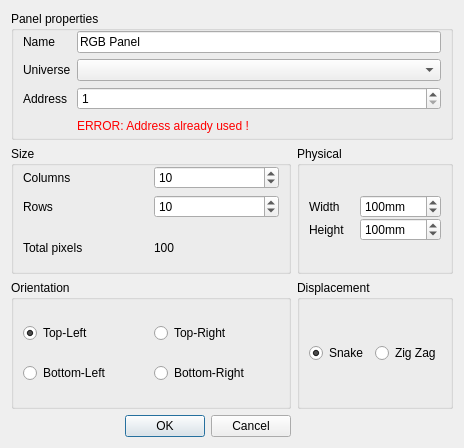
First picture: the form in ui/src/addrgbpanel.ui, repository mcallegari/qlcplus, before the edit.
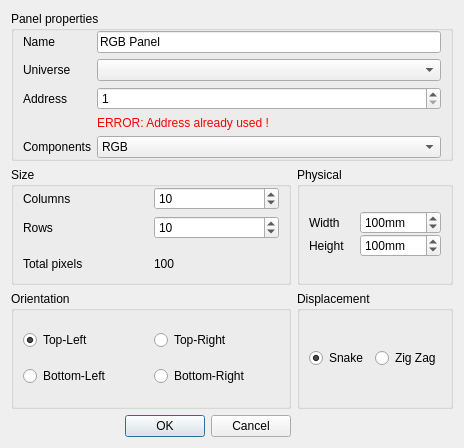
Second picture: the form after the edit. Icons and pictures are not drawn.

Commit message: Fixture Manager: RGB panels can now have RGB, BGR or RGBW components

```diff
--- a/ui/src/addrgbpanel.ui
+++ b/ui/src/addrgbpanel.ui
@@ -271,6 +271,35 @@
           </property>
          </widget>
         </item>
+        <item row="4" column="0">
+         <widget class="QLabel" name="label_11">
+          <property name="text">
+           <string>Components</string>
+          </property>
+         </widget>
+        </item>
+        <item row="4" column="1">
+         <widget class="QComboBox" name="m_compCombo">
+          <property name="currentText">
+           <string notr="true">RGB</string>
+          </property>
+          <item>
+           <property name="text">
+            <string notr="true">RGB</string>
+           </property>
+          </item>
+          <item>
+           <property name="text">
+            <string notr="true">BGR</string>
+           </property>
+          </item>
+          <item>
+           <property name="text">
+            <string notr="true">RGBW</string>
+           </property>
+          </item>
+         </widget>
+        </item>
        </layout>
       </item>
      </layout>
```
The commit also changes 5 other files.
